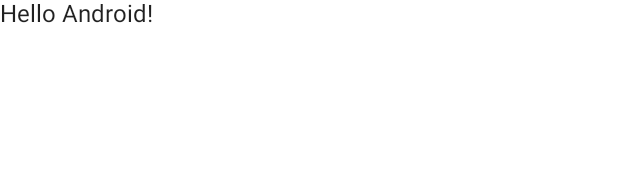
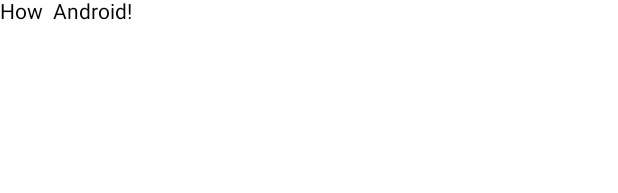
Before and after one commit to believerabhi/android-jetpack-compose-text-recognizer, an Android app built with Jetpack Compose: the @Preview function DefaultPreview, on a phone screen of 412 x 824 dp. Shown: the top 193 px of the screen. Run offline under Robolectric (Android 15) with nearby library versions, the phone set to English and light mode, and no system bars.

```diff
--- a/app/src/main/java/com/example/textrecognizer/MainActivity.kt
+++ b/app/src/main/java/com/example/textrecognizer/MainActivity.kt
@@ -22,7 +22,7 @@ class MainActivity : ComponentActivity() {
                     modifier = Modifier.fillMaxSize(),
                     color = MaterialTheme.colors.background
                 ) {
-                    Greeting("Android")
+                    Greeting("Learn Compose everyday")
                 }
             }
         }
@@ -31,7 +31,7 @@ class MainActivity : ComponentActivity() {
 
 @Composable
 fun Greeting(name: String) {
-    Text(text = "Hello $name!")
+    Text(text = "How  $name!")
 }
 
 @Preview(showBackground = true)
--- a/app/src/main/java/com/example/textrecognizer/ui/theme/Theme.kt
+++ b/app/src/main/java/com/example/textrecognizer/ui/theme/Theme.kt
@@ -1,47 +1,106 @@
 package com.example.textrecognizer.ui.theme
 
+import android.app.Activity
+import android.os.Build
 import androidx.compose.foundation.isSystemInDarkTheme
-import androidx.compose.material.MaterialTheme
 import androidx.compose.material.darkColors
 import androidx.compose.material.lightColors
+import androidx.compose.material3.*
 import androidx.compose.runtime.Composable
+import androidx.compose.runtime.SideEffect
+import androidx.compose.ui.graphics.toArgb
+import androidx.compose.ui.platform.LocalContext
+import androidx.compose.ui.platform.LocalView
+import androidx.core.view.WindowCompat
 
-private val DarkColorPalette = darkColors(
-    primary = Purple200,
-    primaryVariant = Purple700,
-    secondary = Teal200
+//private val DarkColorPalette = darkColors(
+//    primary = Purple200,
+//    primaryVariant = Purple700,
+//    secondary = Teal200
+//)
+//
+//private val LightColorPalette = lightColors(
+//    primary = Purple500,
+//    primaryVariant = Purple700,
+//    secondary = Teal200
+//
+//    /* Other default colors to override
+//    background = Color.White,
+//    surface = Color.White,
+//    onPrimary = Color.White,
+//    onSecondary = Color.Black,
+//    onBackground = Color.Black,
+//    onSurface = Color.Black,
+//    */
+//)
+
+//@Composable
+//fun TextRecognizerTheme(
+//    darkTheme: Boolean = isSystemInDarkTheme(),
+//    content: @Composable () -> Unit
+//) {
+//    val colors = if (darkTheme) {
+//        DarkColorPalette
+//    } else {
+//        LightColorPalette
+//    }
+//
+//    MaterialTheme(
+//        colors = colors,
+//        typography = Typography,
+//        shapes = Shapes,
+//        content = content
+//    )
+//}
+
+private val DarkColorScheme = darkColorScheme(
+    primary = Purple80,
+    secondary = PurpleGrey80,
+    tertiary = Pink80
 )
 
-private val LightColorPalette = lightColors(
-    primary = Purple500,
-    primaryVariant = Purple700,
-    secondary = Teal200
+private val LightColorScheme = lightColorScheme(
+    primary = Purple40,
+    secondary = PurpleGrey40,
+    tertiary = Pink40
 
     /* Other default colors to override
-    background = Color.White,
-    surface = Color.White,
+    background = Color(0xFFFFFBFE),
+    surface = Color(0xFFFFFBFE),
     onPrimary = Color.White,
-    onSecondary = Color.Black,
-    onBackground = Color.Black,
-    onSurface = Color.Black,
+    onSecondary = Color.White,
+    onTertiary = Color.White,
+    onBackground = Color(0xFF1C1B1F),
+    onSurface = Color(0xFF1C1B1F),
     */
 )
 
 @Composable
 fun TextRecognizerTheme(
     darkTheme: Boolean = isSystemInDarkTheme(),
+    // Dynamic color is available on Android 12+
+    dynamicColor: Boolean = true,
     content: @Composable () -> Unit
 ) {
-    val colors = if (darkTheme) {
-        DarkColorPalette
-    } else {
-        LightColorPalette
+    val colorScheme = when {
+        dynamicColor &&  Build.VERSION.SDK_INT >= Build.VERSION_CODES.S -> {
+          val context = LocalContext.current
+          if(darkTheme)  dynamicDarkColorScheme(context) else dynamicLightColorScheme(context)
+        }
+        darkTheme -> DarkColorScheme
+        else -> LightColorScheme
     }
-
+    val view = LocalView.current
+    if(!view.isInEditMode) {
+        SideEffect {
+            val window = (view.context as Activity).window
+            window.statusBarColor = colorScheme.primary.toArgb()
+            WindowCompat.getInsetsController(window, view).isAppearanceLightStatusBars = darkTheme
+        }
+    }
     MaterialTheme(
-        colors = colors,
+        colorScheme = colorScheme,
         typography = Typography,
-        shapes = Shapes,
         content = content
     )
 }
--- a/app/src/main/java/com/example/textrecognizer/ui/theme/Type.kt
+++ b/app/src/main/java/com/example/textrecognizer/ui/theme/Type.kt
@@ -1,28 +1,54 @@
 package com.example.textrecognizer.ui.theme
 
-import androidx.compose.material.Typography
+import androidx.compose.material3.Typography
 import androidx.compose.ui.text.TextStyle
 import androidx.compose.ui.text.font.FontFamily
 import androidx.compose.ui.text.font.FontWeight
 import androidx.compose.ui.unit.sp
 
 // Set of Material typography styles to start with
+//val Typography = Typography(
+//    body1 = TextStyle(
+//        fontFamily = FontFamily.Default,
+//        fontWeight = FontWeight.Normal,
+//        fontSize = 16.sp
+//    )
+//    /* Other default text styles to override
+//    button = TextStyle(
+//        fontFamily = FontFamily.Default,
+//        fontWeight = FontWeight.W500,
+//        fontSize = 14.sp
+//    ),
+//    caption = TextStyle(
+//        fontFamily = FontFamily.Default,
+//        fontWeight = FontWeight.Normal,
+//        fontSize = 12.sp
+//    )
+//    */
+//)
+
 val Typography = Typography(
-    body1 = TextStyle(
+    bodyLarge = TextStyle(
         fontFamily = FontFamily.Default,
         fontWeight = FontWeight.Normal,
-        fontSize = 16.sp
+        fontSize = 16.sp,
+        lineHeight = 24.sp,
+        letterSpacing = 0.5.sp
     )
     /* Other default text styles to override
-    button = TextStyle(
-        fontFamily = FontFamily.Default,
-        fontWeight = FontWeight.W500,
-        fontSize = 14.sp
-    ),
-    caption = TextStyle(
+    titleLarge = TextStyle(
         fontFamily = FontFamily.Default,
         fontWeight = FontWeight.Normal,
-        fontSize = 12.sp
+        fontSize = 22.sp,
+        lineHeight = 28.sp,
+        letterSpacing = 0.sp
+    ),
+    labelSmall = TextStyle(
+        fontFamily = FontFamily.Default,
+        fontWeight = FontWeight.Medium,
+        fontSize = 11.sp,
+        lineHeight = 16.sp,
+        letterSpacing = 0.5.sp
     )
     */
 )
```
Also changed, not shown: app/build.gradle (+6 -3 lines), app/src/main/java/com/example/textrecognizer/ui/theme/Color.kt (+8 -0 lines).
